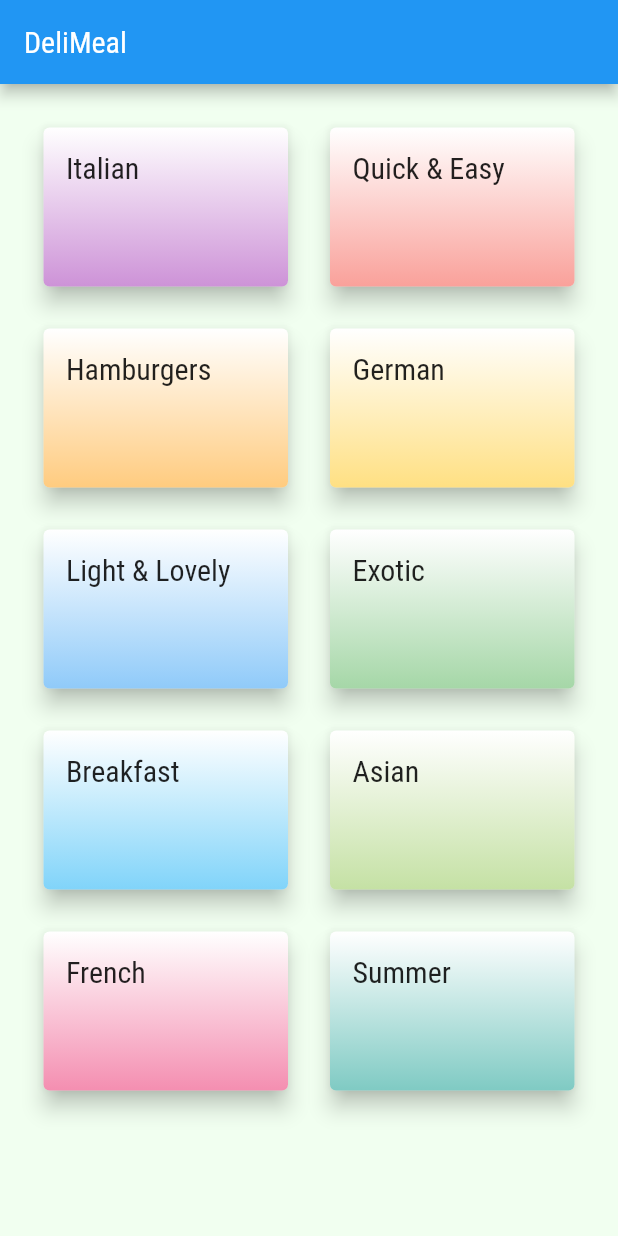
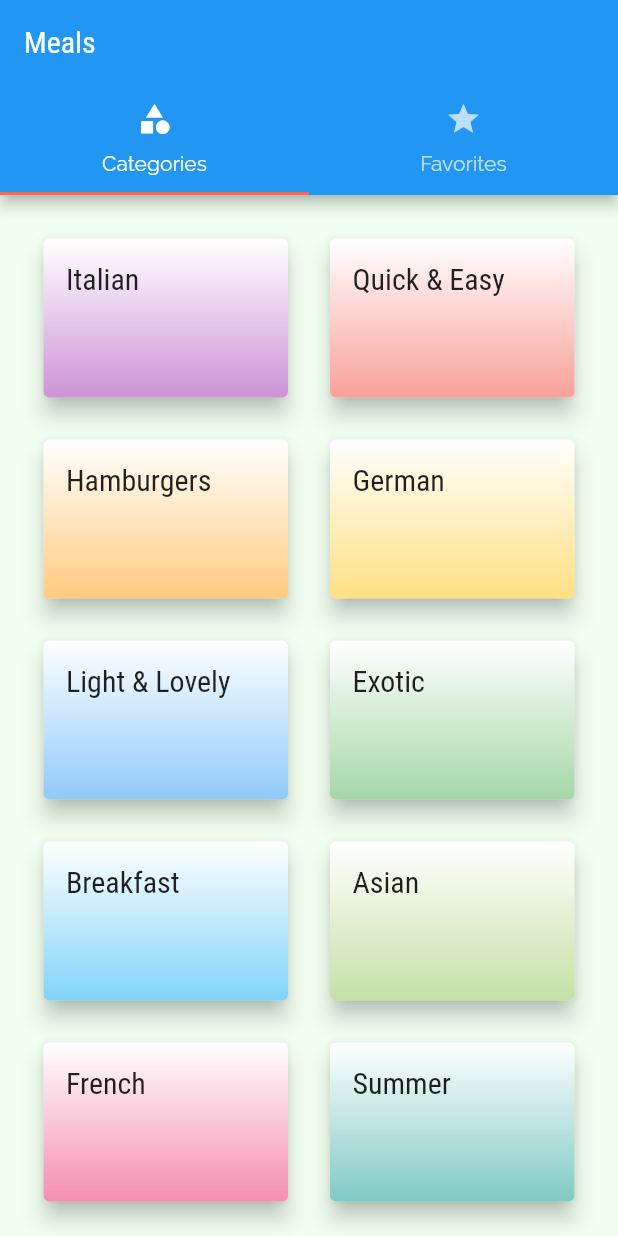
Before and after one commit to LukeKow/meals-app, a Flutter app: the screen it shows after launch, on a phone screen of 412 x 824 dp. Run offline on Flutter 3.47's test engine with Material 2 defaults, Android fonts, the phone set to English and light mode, and no system bars; missing offline and left inert: material_color_generator.

Commit message:
Adding a TabBar to the AppBar - Top-tab-bar

```diff
--- a/lib/main.dart
+++ b/lib/main.dart
@@ -4,6 +4,7 @@ import 'package:material_color_generator/material_color_generator.dart';
 import './screens/meal_details_screen.dart';
 import './screens/category_meals_screen.dart';
 import './screens/categories_screen.dart';
+import './screens/tabs_screen.dart';
 
 void main() => runApp(MyApp());
 
@@ -35,8 +36,8 @@ class MyApp extends StatelessWidget {
           secondary: const Color(0xFFFC6753),
         ),
       ),
-      home: const CategoriesScreen(),
       routes: {
+        '/': (ctx) => const TabsScreen(),
         CategoryMealsScreen.route: (ctx) => const CategoryMealsScreen(),
         MealDetailsScreen.route: (ctx) => const MealDetailsScreen(),
       },
--- a/lib/screens/categories_screen.dart
+++ b/lib/screens/categories_screen.dart
@@ -8,9 +8,7 @@ class CategoriesScreen extends StatelessWidget {
 
   @override
   Widget build(BuildContext context) {
-    return Scaffold(
-      appBar: AppBar(title: const Text('DeliMeal')),
-      body: GridView(
+    return GridView(
       padding: const EdgeInsets.all(25),
       gridDelegate: const SliverGridDelegateWithMaxCrossAxisExtent(
         maxCrossAxisExtent: 200,
@@ -25,7 +23,6 @@ class CategoriesScreen extends StatelessWidget {
                 category.color,
               ))
           .toList(),
-      ),
     );
   }
 }
--- /dev/null
+++ b/lib/screens/favorites_screen.dart
@@ -0,0 +1,12 @@
+import 'package:flutter/material.dart';
+
+class FavoritesScreen extends StatelessWidget {
+  const FavoritesScreen({super.key});
+
+  @override
+  Widget build(BuildContext context) {
+    return const Center(
+      child: Text('Favorites screen'),
+    );
+  }
+}
--- /dev/null
+++ b/lib/screens/tabs_screen.dart
@@ -0,0 +1,39 @@
+import 'package:flutter/material.dart';
+import 'package:meals_app/screens/categories_screen.dart';
+
+import './favorites_screen.dart';
+
+class TabsScreen extends StatefulWidget {
+  const TabsScreen({super.key});
+
+  @override
+  State<TabsScreen> createState() => _TabsScreenState();
+}
+
+class _TabsScreenState extends State<TabsScreen> {
+  @override
+  Widget build(BuildContext context) {
+    return DefaultTabController(
+      length: 2,
+      child: Scaffold(
+        appBar: AppBar(
+          title: const Text('Meals'),
+          bottom: const TabBar(tabs: <Widget>[
+            Tab(
+              icon: Icon(Icons.category),
+              text: 'Categories',
+            ),
+            Tab(
+              icon: Icon(Icons.star),
+              text: 'Favorites',
+            ),
+          ]),
+        ),
+        body: const TabBarView(children: <Widget>[
+          CategoriesScreen(),
+          FavoritesScreen(),
+        ]),
+      ),
+    );
+  }
+}
```
Lines whose indentation alone changed are shown as unchanged.
